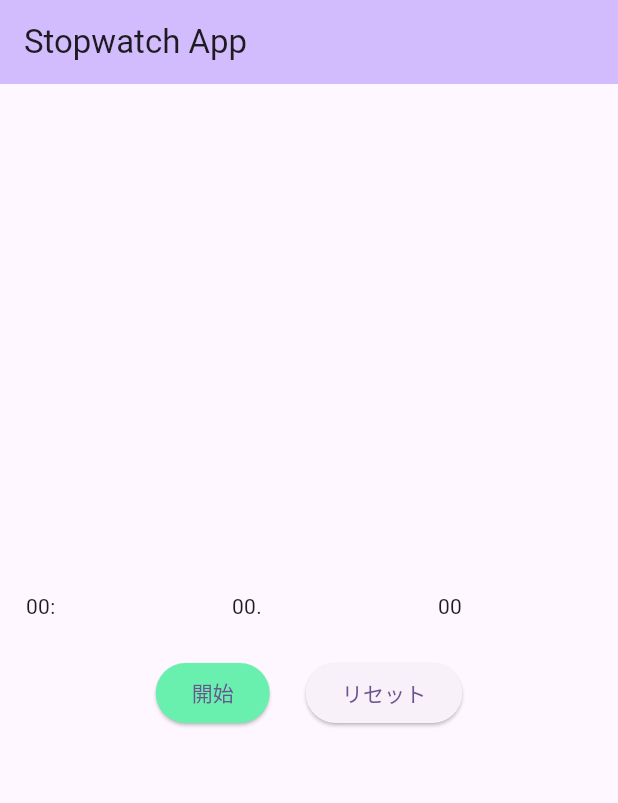
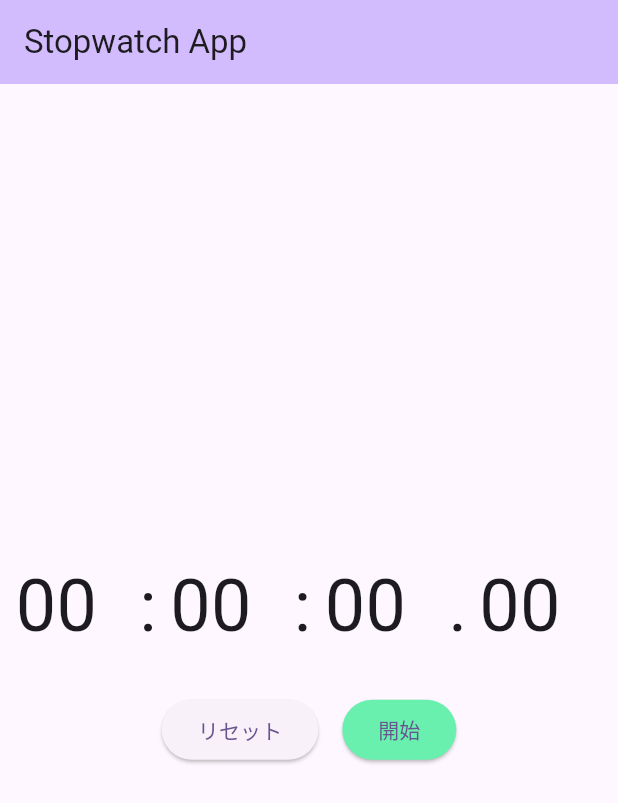
Before and after one commit to kobayashi-shota/flutter_study, a Flutter app: the screen it shows after launch, on a phone screen of 412 x 824 dp. Shown: the top 803 px of the screen. Run offline on Flutter 3.47's test engine with Material 2 defaults, Android fonts, the phone set to English and light mode, and no system bars.

Commit message:
fix: 全体的なコードとレイアウトの調整

```diff
--- a/lib/presentation/screen/stopwatch_screen.dart
+++ b/lib/presentation/screen/stopwatch_screen.dart
@@ -10,12 +10,13 @@ class StopwatchScreen extends StatefulWidget {
 }
 
 class _StopwatchScreenState extends State<StopwatchScreen> {
-  late Stopwatch _stopwatch;
-
-  // Duration _elapsedTime = Duration.zero;
+  final Stopwatch _stopwatch = Stopwatch();
   late Timer _timer;
   int _milliseconds = 0;
   bool _isRunning = false;
+  late final double _deviceWidth = MediaQuery.of(context).size.width;
+  late double elapsedWidth = _deviceWidth * 0.2;
+  late double separatorWidth = _deviceWidth * 0.05;
 
   ButtonStyle get startButtonStyle => ButtonStyle(
         backgroundColor: MaterialStateProperty.all<Color>(Colors.greenAccent),
@@ -31,15 +32,19 @@ class _StopwatchScreenState extends State<StopwatchScreen> {
         ),
       );
 
-  late double? _deviceWidth;
+  SizedBox timerBox(String text, double width)
+  => SizedBox(
+        width: width,
+        child: Text(
+          text,
+          style: const TextStyle(
+              fontSize: 48,
+              fontWeight: FontWeight.normal,
+          ),
+        ),
+      );
 
-  @override
-  void initState() {
-    super.initState();
-    _stopwatch = Stopwatch();
-  }
-
-  void startStopwatch() {
+  void start() {
     setState(() {
       _isRunning = true;
     });
@@ -55,7 +60,7 @@ class _StopwatchScreenState extends State<StopwatchScreen> {
     });
   }
 
-  void stopStopwatch() {
+  void stop() {
     setState(() {
       _isRunning = false;
     });
@@ -63,7 +68,7 @@ class _StopwatchScreenState extends State<StopwatchScreen> {
     _timer.cancel();
   }
 
-  void resetStopwatch() {
+  void reset() {
     _stopwatch
       ..stop()
       ..reset();
@@ -81,16 +86,14 @@ class _StopwatchScreenState extends State<StopwatchScreen> {
 
   @override
   Widget build(BuildContext context) {
-    _deviceWidth = MediaQuery.of(context).size.width;
+    final hours =
+        (_milliseconds / (1000 * 60 * 60)).floor().toString().padLeft(2, '0');
     final minutes =
-        ((_milliseconds / (1000 * 60)) % 60).floor().toString()
-            .padLeft(2, '0');
+        ((_milliseconds / (1000 * 60)) % 60).floor().toString().padLeft(2, '0');
     final seconds =
-        ((_milliseconds / 1000) % 60).floor().toString()
-            .padLeft(2, '0');
+        ((_milliseconds / 1000) % 60).floor().toString().padLeft(2, '0');
     final milliseconds =
-        (_milliseconds % 1000 ~/ 10).toString()
-            .padLeft(2, '0');
+        (_milliseconds % 1000 ~/ 10).toString().padLeft(2, '0');
 
     return Scaffold(
       appBar: AppBar(
@@ -101,45 +104,34 @@ class _StopwatchScreenState extends State<StopwatchScreen> {
         child: Column(
           mainAxisAlignment: MainAxisAlignment.center,
           children: [
-            Row(
-              mainAxisAlignment: MainAxisAlignment.spaceAround,
-              children: [
-                SizedBox(
-                  width: _deviceWidth! / 4.0,
-                  child: Text(
-                    '$minutes:',
-                    style: const TextStyle(fontWeight: FontWeight.w400),
-                  ),
-                ),
-                SizedBox(
-                  width: _deviceWidth! / 4.0,
-                  child: Text(
-                    '$seconds.',
-                    style: const TextStyle(fontWeight: FontWeight.w400),
-                  ),
-                ),
-                SizedBox(
-                  width: _deviceWidth! / 4.0,
-                  child: Text(
-                    milliseconds,
-                    style: const TextStyle(fontWeight: FontWeight.w400),
-                  ),
-                ),
-              ],
+            FittedBox(
+              fit: BoxFit.fill,
+              child: Row(
+                mainAxisAlignment: MainAxisAlignment.spaceAround,
+                children: [
+                  timerBox(hours, elapsedWidth),
+                  timerBox(':', separatorWidth),
+                  timerBox(minutes, elapsedWidth),
+                  timerBox(':', separatorWidth),
+                  timerBox(seconds, elapsedWidth),
+                  timerBox('.', separatorWidth),
+                  timerBox(milliseconds, elapsedWidth),
+                ],
+              ),
             ),
             const SizedBox(height: 24),
             Row(
               mainAxisAlignment: MainAxisAlignment.center,
               children: [
                 ElevatedButton(
-                  onPressed: _isRunning ? stopStopwatch : startStopwatch,
+                  onPressed: _isRunning ? null : reset,
+                  child: const Text('リセット'),
+                ),
+                const SizedBox(width: 16),
+                ElevatedButton(
+                  onPressed: _isRunning ? stop : start,
                   style: _isRunning ? stopButtonStyle : startButtonStyle,
                   child: _isRunning ? const Text('停止') : const Text('開始'),
-                ),
-                const SizedBox(width: 24),
-                ElevatedButton(
-                  onPressed: _isRunning ? null : resetStopwatch,
-                  child: const Text('リセット'),
                 ),
               ],
             ),
```
